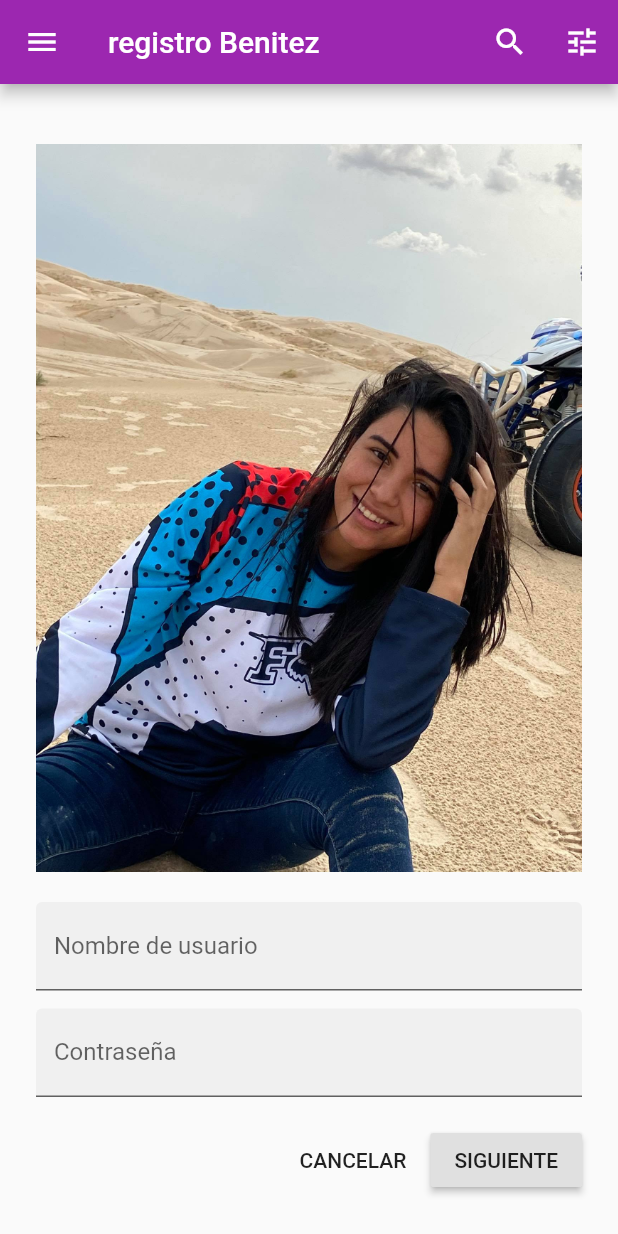
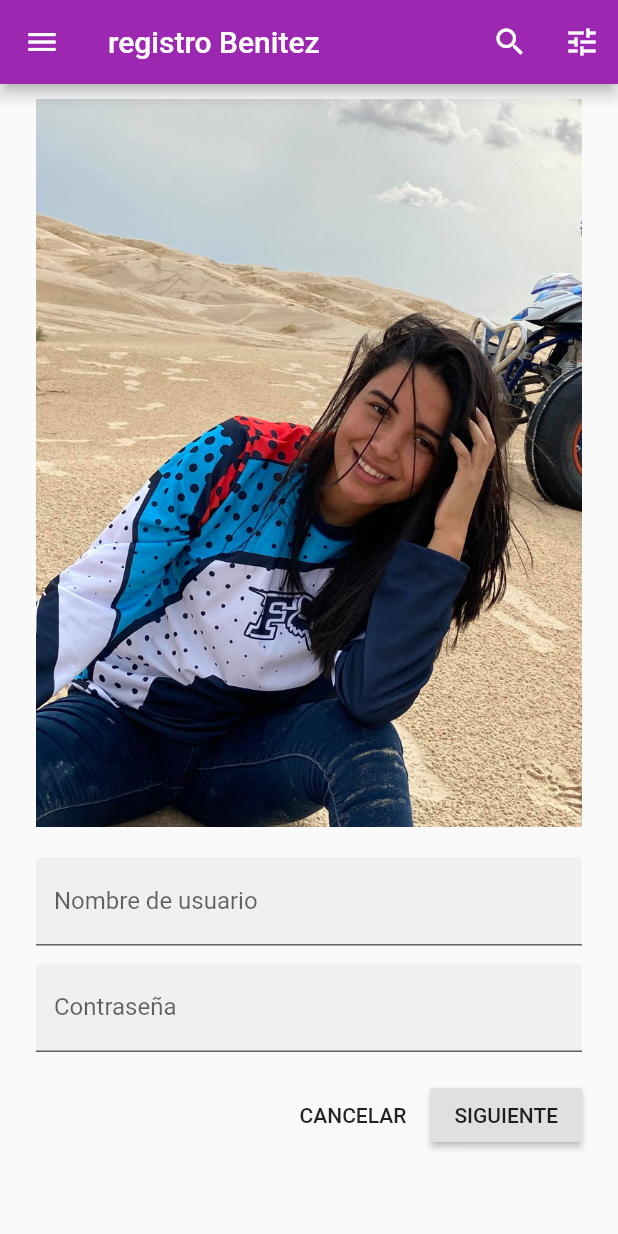
Before and after one commit to gabrielaportillo/loginSencillo, a Flutter app: the screen it shows after launch, on a phone screen of 412 x 824 dp. Run offline on Flutter 3.47's test engine with Material 2 defaults, Android fonts, the phone set to English and light mode, and no system bars.

```diff
--- a/lib/main.dart
+++ b/lib/main.dart
@@ -74,7 +74,7 @@ class _IngresoSistemaState extends State<IngresoSistema> {
       ), //fin de appbar
       body: SafeArea(
         child: ListView(padding: EdgeInsets.symmetric(horizontal: 24.0), children: <Widget>[
-          SizedBox(height: 40.0),
+          SizedBox(height: 10.0),
           Column(
             children: <Widget>[
               Image.asset('assets/yo.jpg'),
```
Also changed, not shown: 1 other file.
